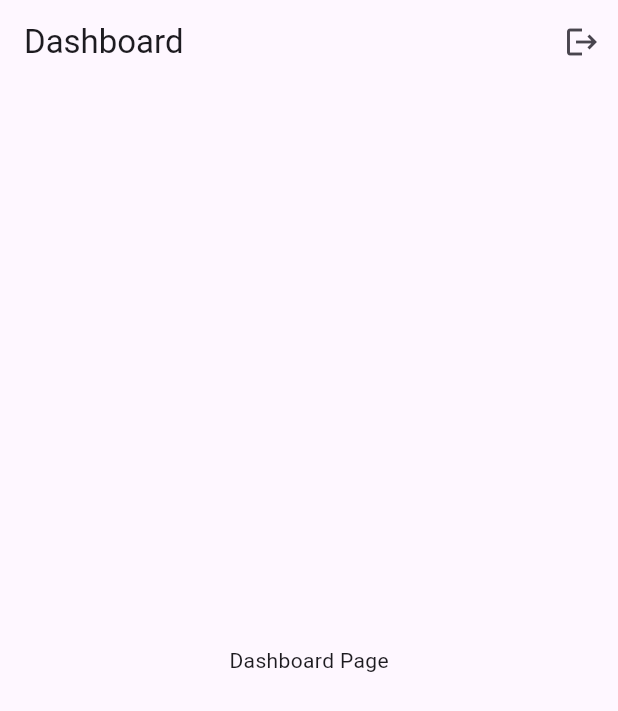
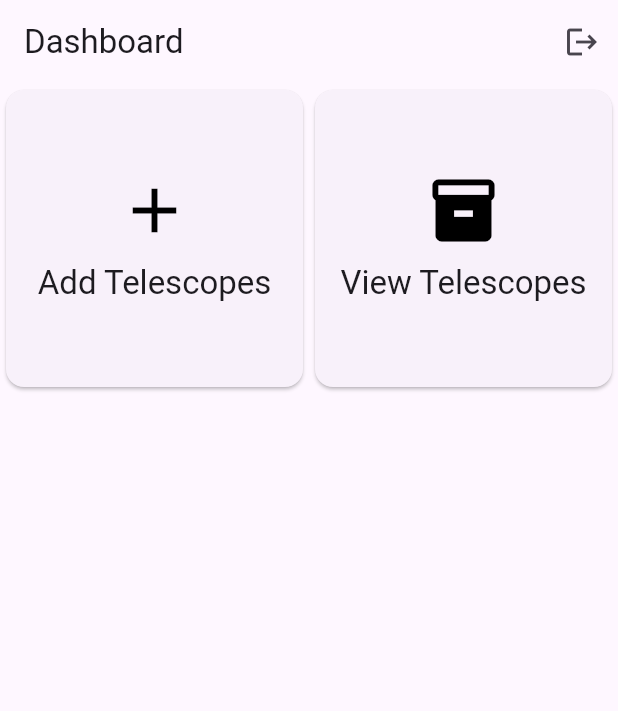
Before and after one commit to BOSS6292/ShopAtoZ, a Flutter app: the DashBoardPage screen opened by its route, on a phone screen of 412 x 824 dp. Shown: the top 711 px of the screen. Run offline on Flutter 3.47's test engine with Material 3 defaults, Android fonts, the phone set to English and light mode, and no system bars; our stand-ins replace cloud_firestore, firebase_auth, firebase_core, flutter_easyloading, go_router; accounts and stored records are empty.

Commit message:
Created Dashboard Items

```diff
--- /dev/null
+++ b/lib/customwidgets/dashboard_item_view.dart
@@ -0,0 +1,28 @@
+import 'package:flutter/cupertino.dart';
+import 'package:flutter/material.dart';
+import 'package:shop_a_z/models/dashboard_model.dart';
+
+class DashboardItemView extends StatelessWidget {
+  final DashboardModel model;
+  final Function(String) onPress;
+  const DashboardItemView({super.key,required this.model, required this.onPress});
+
+  @override
+  Widget build(BuildContext context) {
+    return InkWell(
+      onTap: () => onPress(model.routeName),
+      child: Card(
+        child: Center(
+          child: Column(
+            mainAxisSize: MainAxisSize.min,
+            children: [
+              Icon(model.icon,size: 50,color: Colors.black,),
+              const SizedBox(height: 10,),
+              Text(model.title,style: Theme.of(context).textTheme.titleLarge,),
+            ],
+          ),
+        ),
+      ),
+    );
+  }
+}
--- a/lib/main.dart
+++ b/lib/main.dart
@@ -3,8 +3,10 @@ import 'package:flutter/material.dart';
 import 'package:flutter_easyloading/flutter_easyloading.dart';
 import 'package:go_router/go_router.dart';
 import 'package:shop_a_z/auth/auth_service.dart';
+import 'package:shop_a_z/pages/add_telescope_page.dart';
 import 'package:shop_a_z/pages/dashboard_page.dart';
 import 'package:shop_a_z/pages/login_page.dart';
+import 'package:shop_a_z/pages/view_telescope_page.dart';
 import 'firebase_options.dart';
 
 void main() async {
@@ -22,6 +24,7 @@ class MyApp extends StatelessWidget {
   Widget build(BuildContext context) {
     return MaterialApp.router(
       title: 'Flutter Demo',
+      debugShowCheckedModeBanner: false,
       builder: EasyLoading.init(),
       theme: ThemeData(
         colorScheme: ColorScheme.fromSeed(seedColor: Colors.deepPurple),
@@ -43,7 +46,19 @@ class MyApp extends StatelessWidget {
         GoRoute(
             name: DashBoardPage.routeName,
             path: DashBoardPage.routeName,
-            builder: (context, state) => const DashBoardPage()),
+            builder: (context, state) => const DashBoardPage(),
+            routes: [
+              GoRoute(
+                name: ViewTeleScope.routeName,
+                path: ViewTeleScope.routeName,
+                builder: (context, state) => const ViewTeleScope(),
+              ),
+              GoRoute(
+                name: AddTeleScope.routeName,
+                path: AddTeleScope.routeName,
+                builder: (context, state) => const AddTeleScope(),
+              )
+            ]),
         GoRoute(
             name: LoginPage.routeName,
             path: LoginPage.routeName,
--- /dev/null
+++ b/lib/models/dashboard_model.dart
@@ -0,0 +1,21 @@
+import 'package:flutter/material.dart';
+import 'package:shop_a_z/pages/add_telescope_page.dart';
+
+import '../pages/view_telescope_page.dart';
+
+class DashboardModel {
+  final String title;
+  final IconData icon;
+  final String routeName;
+
+  const DashboardModel({
+    required this.title,
+    required this.icon,
+    required this.routeName
+  });
+}
+
+const List<DashboardModel> dashboardModelList = [
+  DashboardModel(title: 'Add Telescopes', icon: Icons.add, routeName: AddTeleScope.routeName),
+  DashboardModel(title: 'View Telescopes', icon: Icons.inventory, routeName: ViewTeleScope.routeName)
+];
--- a/lib/pages/dashboard_page.dart
+++ b/lib/pages/dashboard_page.dart
@@ -1,10 +1,13 @@
 import 'package:flutter/material.dart';
 import 'package:go_router/go_router.dart';
 import 'package:shop_a_z/auth/auth_service.dart';
+import 'package:shop_a_z/customwidgets/dashboard_item_view.dart';
+import 'package:shop_a_z/models/dashboard_model.dart';
 import 'package:shop_a_z/pages/login_page.dart';
 
 class DashBoardPage extends StatefulWidget {
   static const String routeName = '/';
+
   const DashBoardPage({super.key});
 
   @override
@@ -19,14 +22,25 @@ class _DashBoardPageState extends State<DashBoardPage> {
         title: const Text('Dashboard'),
         actions: [
           IconButton(
-              onPressed: (){
-                AuthService.logOut().then((value) => context.goNamed(LoginPage.routeName));
+              onPressed: () {
+                AuthService.logOut()
+                    .then((value) => context.goNamed(LoginPage.routeName));
               },
               icon: const Icon(Icons.logout))
         ],
       ),
-      body: const Center(
-        child: Text('Dashboard Page'),
+      body: GridView.builder(
+        itemCount: dashboardModelList.length,
+        gridDelegate:
+            const SliverGridDelegateWithFixedCrossAxisCount(crossAxisCount: 2),
+        itemBuilder: (context, index) {
+          final model = dashboardModelList[index];
+          return DashboardItemView(
+              model: model,
+              onPress: (route) {
+                context.goNamed(route);
+              });
+        },
       ),
     );
   }
```
Also changed, not shown: lib/pages/add_telescope_page.dart (added, +23 -0 lines), lib/pages/view_telescope_page.dart (added, +23 -0 lines).
